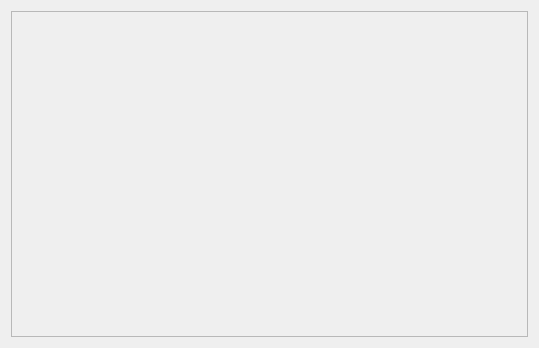
Qt form ui/runoff_graph.ui (Inigobarbe/VFSMOD-GUI) before a commit.
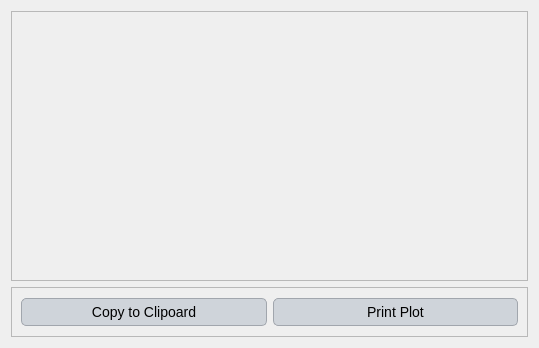
The same form after that commit.

The edit to the form file:
```diff
--- a/ui/runoff_graph.ui
+++ b/ui/runoff_graph.ui
@@ -116,7 +116,7 @@
     border: 1px solid #a1a6ad; /* Borde gris medio del botón de esquina */
 }</string>
   </property>
-  <layout class="QGridLayout" name="gridLayout">
+  <layout class="QGridLayout" name="gridLayout_2">
    <item row="0" column="0">
     <widget class="QFrame" name="frame">
      <property name="frameShape">
@@ -127,6 +127,42 @@
      </property>
     </widget>
    </item>
+   <item row="1" column="0">
+    <widget class="QFrame" name="frame_2">
+     <property name="maximumSize">
+      <size>
+       <width>16777215</width>
+       <height>50</height>
+      </size>
+     </property>
+     <property name="frameShape">
+      <enum>QFrame::StyledPanel</enum>
+     </property>
+     <property name="frameShadow">
+      <enum>QFrame::Raised</enum>
+     </property>
+     <layout class="QGridLayout" name="gridLayout">
+      <item row="0" column="0">
+       <layout class="QHBoxLayout" name="horizontalLayout">
+        <item>
+         <widget class="QPushButton" name="pushButton">
+          <property name="text">
+           <string>Copy to Clipoard</string>
+          </property>
+         </widget>
+        </item>
+        <item>
+         <widget class="QPushButton" name="pushButton_2">
+          <property name="text">
+           <string>Print Plot</string>
+          </property>
+         </widget>
+        </item>
+       </layout>
+      </item>
+     </layout>
+    </widget>
+   </item>
   </layout>
  </widget>
  <resources/>
```
